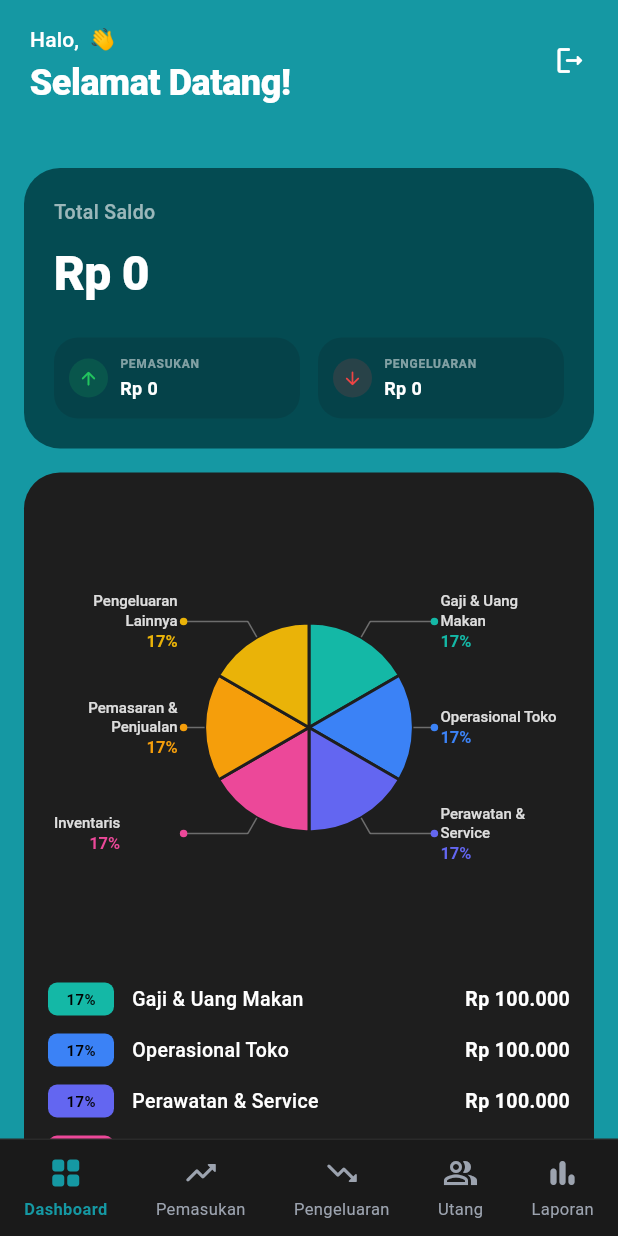
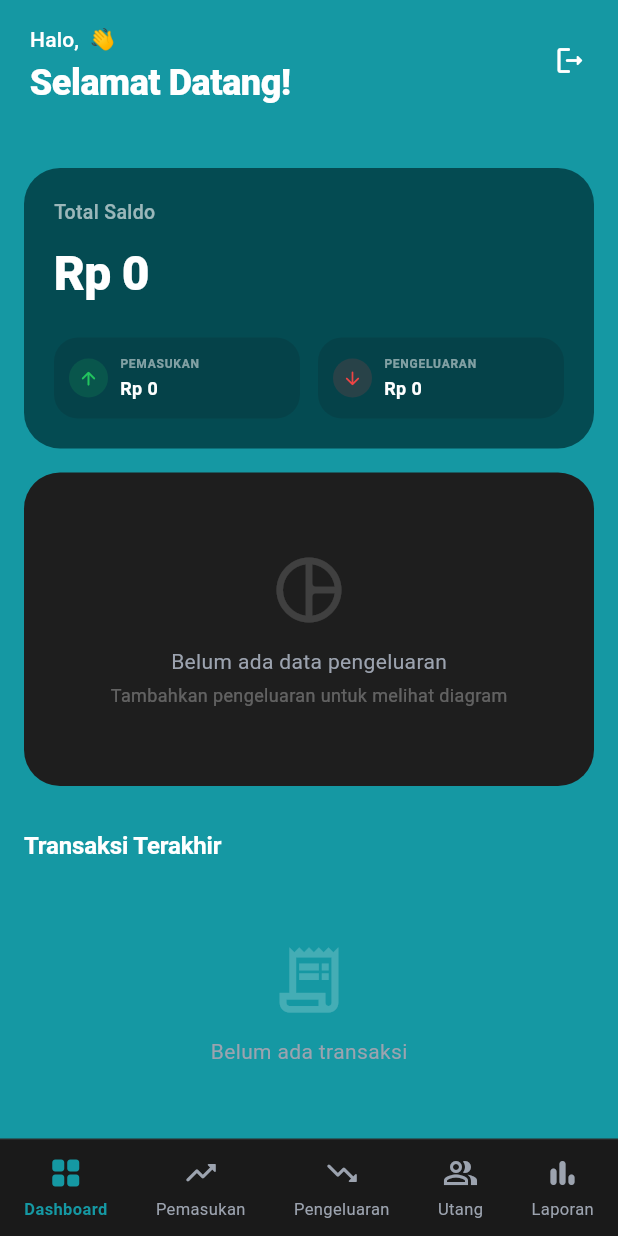
Before and after one commit to AdiftyaRahmad/frontend-mataangin, a Flutter app: the DashboardView screen opened directly, on a phone screen of 412 x 824 dp. Run offline on Flutter 3.47's test engine with Material 3 defaults, Android fonts, the light colour scheme and no system bars; our stand-ins replace cloud_firestore, firebase_auth, firebase_core, firebase_storage, pdf, share_plus and 1 more; missing offline and left inert: dart:html; accounts and stored records are empty; generated files the repository leaves out were written again.

Commit message:
fix: pie chart mock data bug ketika semua pengeluaran dihapus

```diff
--- a/lib/view/dashboard_view.dart
+++ b/lib/view/dashboard_view.dart
@@ -647,6 +647,42 @@ class _EmptyState extends StatelessWidget {
   }
 }
 
+// ─── Empty Expense State for Pie Chart ─────────────────────────────────────────
+
+class _EmptyExpenseState extends StatelessWidget {
+  @override
+  Widget build(BuildContext context) {
+    return Padding(
+      padding: const EdgeInsets.symmetric(vertical: 32),
+      child: Center(
+        child: Column(
+          mainAxisSize: MainAxisSize.min,
+          children: [
+            Icon(
+              Icons.pie_chart_outline_rounded,
+              size: 52,
+              color: Colors.white.withValues(alpha: 0.15),
+            ),
+            const SizedBox(height: 12),
+            const Text(
+              'Belum ada data pengeluaran',
+              style: TextStyle(color: _kTextSub, fontSize: 14),
+            ),
+            const SizedBox(height: 4),
+            Text(
+              'Tambahkan pengeluaran untuk melihat diagram',
+              style: TextStyle(
+                color: Colors.white.withValues(alpha: 0.3),
+                fontSize: 12,
+              ),
+            ),
+          ],
+        ),
+      ),
+    );
+  }
+}
+
 // ─── Expense Breakdown Card ──────────────────────────────────────────────────
 
 class _ExpenseBreakdownCard extends StatelessWidget {
@@ -700,19 +736,20 @@ class _ExpenseBreakdownCard extends StatelessWidget {
     }
 
     final List<_PieSliceData> slices = [];
-    final bool useMock = calculatedTotal == 0.0;
 
+    // Only build slices for categories that have actual data
     categoriesData.forEach((label, data) {
-      final double amount = useMock ? 100000.0 : (data['amount'] as double);
-      final double totalForPct = useMock ? 600000.0 : calculatedTotal;
-      final double percentage = totalForPct > 0 ? (amount / totalForPct) : 0.0;
+      final double amount = data['amount'] as double;
+      final double percentage = calculatedTotal > 0 ? (amount / calculatedTotal) : 0.0;
       slices.add(_PieSliceData(
         label: label,
-        value: useMock ? 100000.0 : (data['amount'] as double),
+        value: amount,
         percentage: percentage,
         color: data['color'] as Color,
       ));
     });
+
+    final bool hasData = calculatedTotal > 0;
 
     return Container(
       width: double.infinity,
@@ -724,6 +761,7 @@ class _ExpenseBreakdownCard extends StatelessWidget {
       child: Column(
         crossAxisAlignment: CrossAxisAlignment.start,
         children: [
+          if (hasData) ...[
             Center(
               child: LayoutBuilder(
                 builder: (context, constraints) {
@@ -739,7 +777,7 @@ class _ExpenseBreakdownCard extends StatelessWidget {
             ),
             const SizedBox(height: 20),
             // Categories list below the chart
-          ...slices.map((slice) {
+            ...slices.where((slice) => slice.value > 0).map((slice) {
             final double displayAmount = slice.value;
             final int displayPct = (slice.percentage * 100).round();
             return Container(
@@ -786,6 +824,8 @@ class _ExpenseBreakdownCard extends StatelessWidget {
               ),
             );
           }),
+          ] else
+            _EmptyExpenseState(),
         ],
       ),
     );
```
Lines whose indentation alone changed are shown as unchanged.
